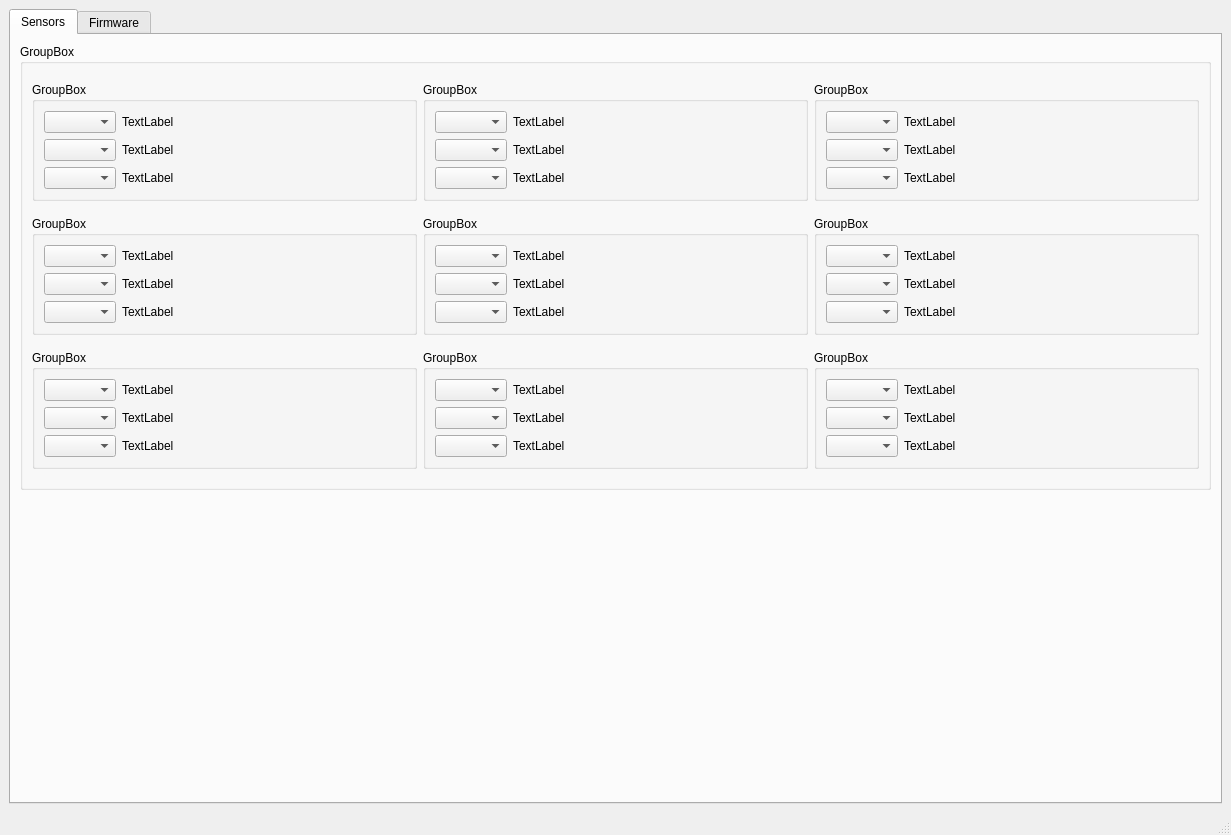
This is Monitoring/V4.1_progressbar/UI_V4_proto1.ui in dup06087/Ship_Controller_UI as Qt 5 draws it before an edit. The edited form follows.
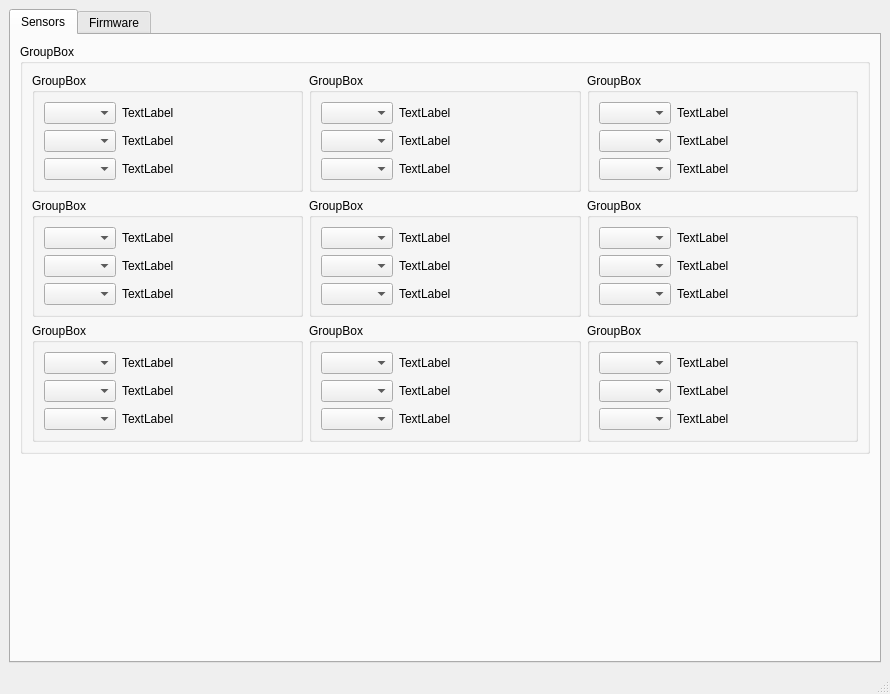
This is the edited form. Custom widgets are drawn as their Qt base class.

Commit message: new_ui에 하는중

```diff
--- a/Monitoring/V4.1_progressbar/UI_V4_proto1.ui
+++ b/Monitoring/V4.1_progressbar/UI_V4_proto1.ui
@@ -6,8 +6,8 @@
    <rect>
     <x>0</x>
     <y>0</y>
-    <width>1231</width>
-    <height>835</height>
+    <width>890</width>
+    <height>694</height>
    </rect>
   </property>
   <property name="windowTitle">
```
Left out of the diff: 38 changed lines with no effect on the pictures. The commit also changes 2 other files.
